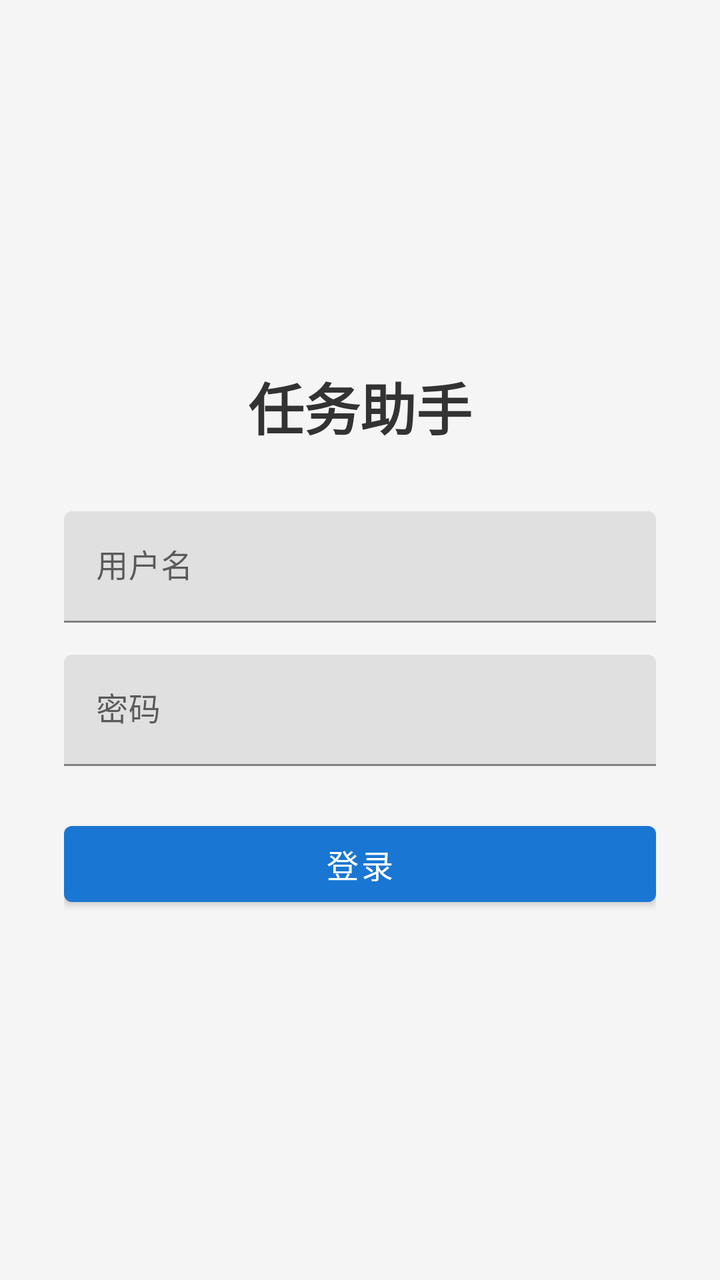
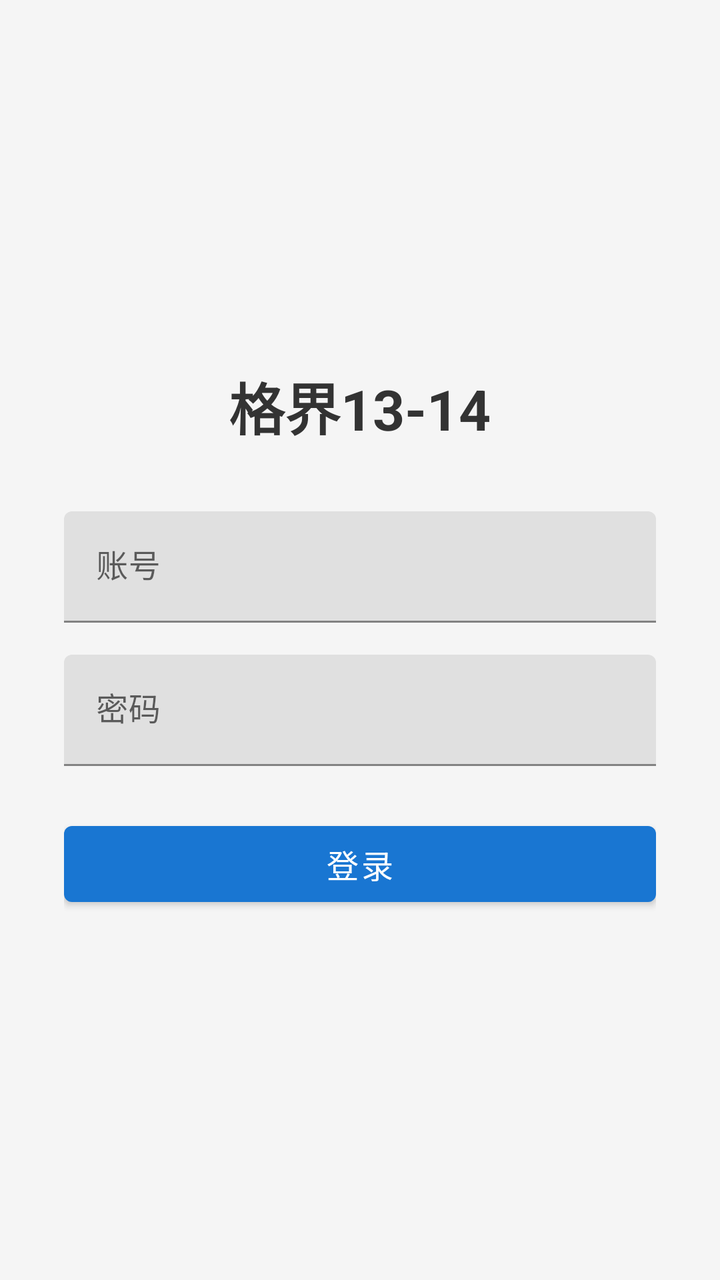

Before-and-after screenshots of an Android layout around one commit, followed by the original layout XML and the change that was made.
<!-- AndroidManifest.xml: activity theme Theme.TaskHelper -->
<!-- res/layout/activity_login.xml -->
<?xml version="1.0" encoding="utf-8"?>
<LinearLayout xmlns:android="http://schemas.android.com/apk/res/android"
    android:layout_width="match_parent"
    android:layout_height="match_parent"
    android:background="#F5F5F5"
    android:gravity="center"
    android:orientation="vertical"
    android:padding="32dp">

    <TextView
        android:layout_width="wrap_content"
        android:layout_height="wrap_content"
        android:layout_marginBottom="32dp"
        android:text="任务助手"
        android:textColor="#333333"
        android:textSize="28sp"
        android:textStyle="bold" />

    <com.google.android.material.textfield.TextInputLayout
        android:layout_width="match_parent"
        android:layout_height="wrap_content"
        android:layout_marginBottom="16dp"
        android:hint="用户名">

        <com.google.android.material.textfield.TextInputEditText
            android:id="@+id/et_username"
            android:layout_width="match_parent"
            android:layout_height="wrap_content"
            android:inputType="text" />
    </com.google.android.material.textfield.TextInputLayout>

    <com.google.android.material.textfield.TextInputLayout
        android:layout_width="match_parent"
        android:layout_height="wrap_content"
        android:layout_marginBottom="24dp"
        android:hint="密码">

        <com.google.android.material.textfield.TextInputEditText
            android:id="@+id/et_password"
            android:layout_width="match_parent"
            android:layout_height="wrap_content"
            android:inputType="textPassword" />
    </com.google.android.material.textfield.TextInputLayout>

    <com.google.android.material.button.MaterialButton
        android:id="@+id/btn_login"
        android:layout_width="match_parent"
        android:layout_height="50dp"
        android:text="登录"
        android:textSize="16sp" />

</LinearLayout>
<!-- resources referenced by this layout -->
<resources>
  <style name="Theme.TaskHelper" parent="Theme.MaterialComponents.Light.NoActionBar">
          <item name="colorPrimary">#1976D2</item>
          <item name="colorPrimaryVariant">#1565C0</item>
          <item name="colorOnPrimary">#FFFFFF</item>
          <item name="colorSecondary">#26A69A</item>
          <item name="colorSecondaryVariant">#00897B</item>
          <item name="colorOnSecondary">#FFFFFF</item>
          <item name="android:statusBarColor">#1565C0</item>
      </style>
</resources>

<!-- the commit's change to res/layout/activity_login.xml (unified diff, before → after) -->
@@ -11,7 +11,7 @@
         android:layout_width="wrap_content"
         android:layout_height="wrap_content"
         android:layout_marginBottom="32dp"
-        android:text="任务助手"
+        android:text="格界13-14"
         android:textColor="#333333"
         android:textSize="28sp"
         android:textStyle="bold" />
@@ -20,7 +20,7 @@
         android:layout_width="match_parent"
         android:layout_height="wrap_content"
         android:layout_marginBottom="16dp"
-        android:hint="用户名">
+        android:hint="账号">
 
         <com.google.android.material.textfield.TextInputEditText
             android:id="@+id/et_username"
